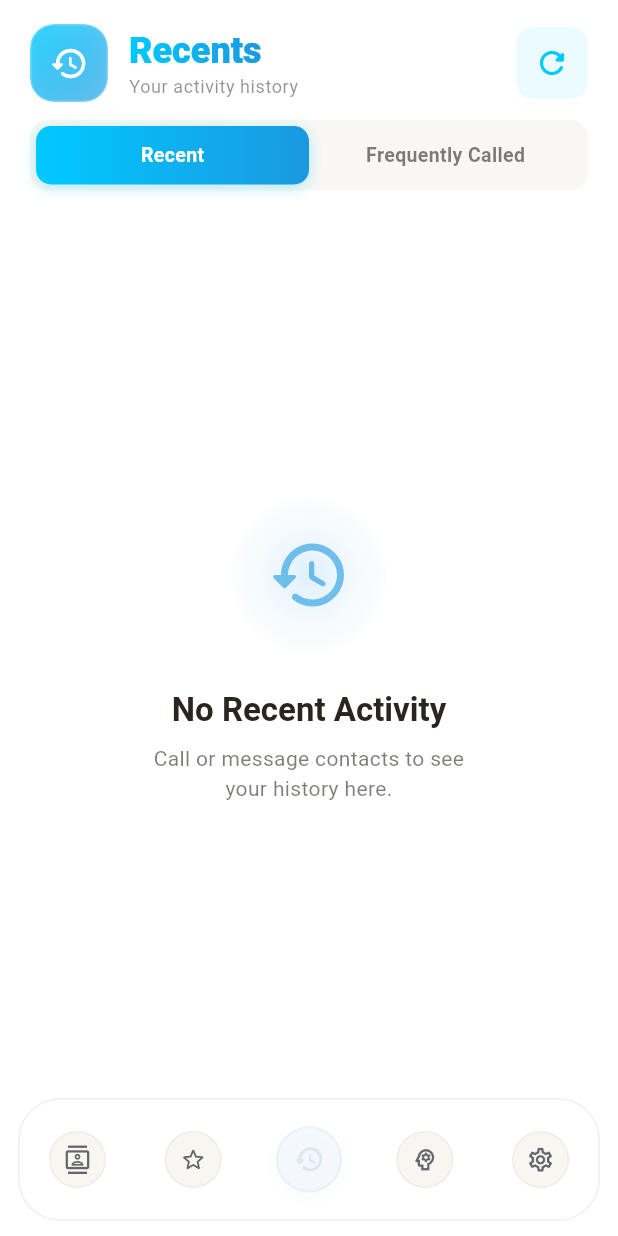
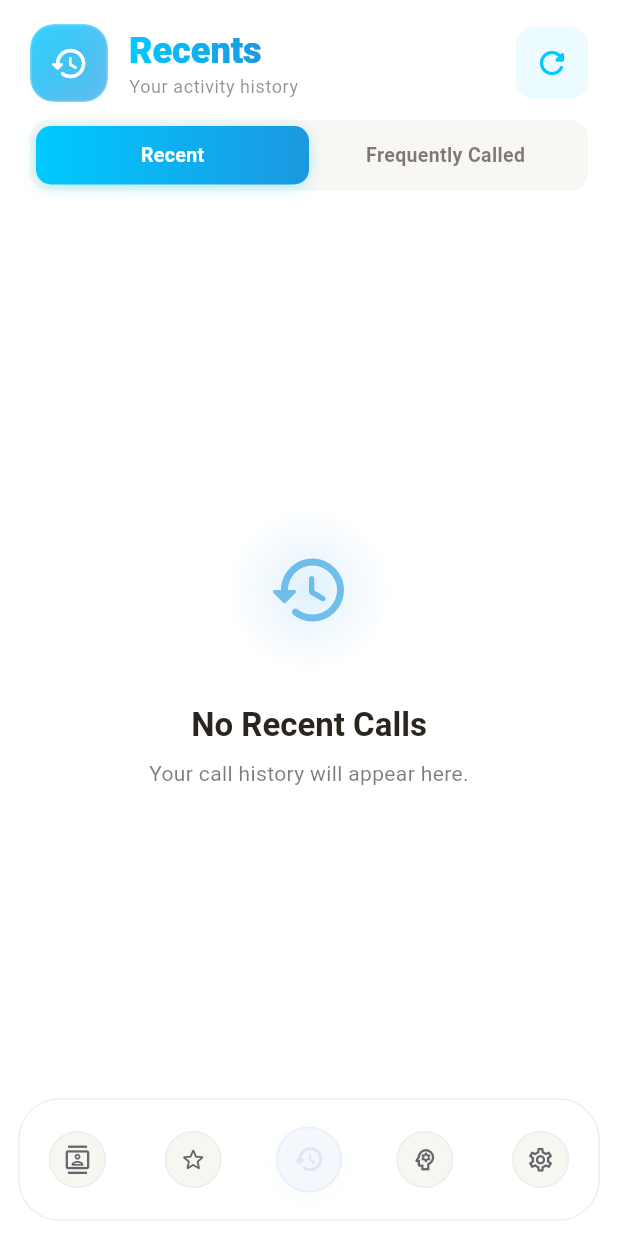
Before and after one commit to lijo-daniel-eb/nice_contacts, a Flutter app: the screen it shows after launch, item 3 of the bottom bar chosen, after a tap on the "refresh" icon, on a phone screen of 412 x 824 dp. Run offline on Flutter 3.47's test engine with Material 3 defaults, Android fonts, the phone set to English and light mode, and no system bars; our stand-ins replace audioplayers, file_picker, flutter_contacts, font_awesome_flutter, permission_handler, share_plus and 1 more; missing offline and left inert: call_log.

Commit message:
all recent calls

```diff
--- a/lib/screens/recents_screen.dart
+++ b/lib/screens/recents_screen.dart
@@ -6,10 +6,10 @@ import 'package:my_contacts/theme/my_contacts_theme.dart';
 import 'package:flutter_contacts/flutter_contacts.dart';
 import 'package:intl/intl.dart';
 import 'package:my_contacts/screens/contact_detail_screen.dart';
+import 'package:my_contacts/services/call_log_service.dart';
 import 'package:my_contacts/services/contacts_repository.dart';
-import 'package:my_contacts/services/preferences_service.dart';
 import 'package:my_contacts/widgets/contact_avatar.dart';
-import 'package:font_awesome_flutter/font_awesome_flutter.dart';
+import 'package:permission_handler/permission_handler.dart';
 
 class RecentsScreen extends StatefulWidget {
   const RecentsScreen({super.key});
@@ -20,12 +20,14 @@ class RecentsScreen extends StatefulWidget {
 
 class _RecentsScreenState extends State<RecentsScreen>
     with AutomaticKeepAliveClientMixin {
-  final _prefsService = PreferencesService();
   final _repo = ContactsRepository();
-  List<_RecentEntry> _recentEntries = [];
+  final _callLogService = CallLogService();
+  List<_CallEntry> _callEntries = [];
   List<_FrequentEntry> _frequentEntries = [];
   bool _isLoading = true;
   bool _isHeaderRefreshing = false;
+  bool _permissionGranted = false;
+  bool _permissionPermanentlyDenied = false;
   int _selectedTab = 0; // 0 = Recent, 1 = Frequent
 
   @override
@@ -55,43 +57,85 @@ class _RecentsScreenState extends State<RecentsScreen>
   }
 
   Future<void> _loadData() async {
+    // Check call log permission first
+    final status = await _callLogService.permissionStatus;
+    if (!status.isGranted) {
+      if (mounted) {
+        setState(() {
+          _callEntries = [];
+          _frequentEntries = [];
+          _isLoading = false;
+          _permissionGranted = false;
+          _permissionPermanentlyDenied = status.isPermanentlyDenied;
+        });
+      }
+      return;
+    }
+
     await _repo.ensureLoaded();
     final allContacts = _repo.contacts;
-    final contactMap = {for (final c in allContacts) c.id: c};
 
-    // Load recents
-    final recents = _prefsService.getRecents();
-    final recentEntries = <_RecentEntry>[];
-    for (final r in recents) {
-      final contact = contactMap[r.contactId];
-      if (contact != null) {
-        recentEntries.add(_RecentEntry(contact: contact, recent: r));
+    // Build phone-number → contact lookup (last-10-digits key for matching)
+    final phoneMap = <String, Contact>{};
+    for (final c in allContacts) {
+      for (final phone in c.phones) {
+        final raw = phone.normalizedNumber.isNotEmpty
+            ? phone.normalizedNumber
+            : phone.number;
+        final key = CallLogService.normalizeNumber(raw);
+        if (key.isNotEmpty) phoneMap[key] = c;
       }
     }
 
-    // Load frequent calls only (exclude message/email/whatsapp actions).
-    final frequencyMap = <String, int>{};
-    for (final r in recents) {
-      if (r.action != 'call') continue;
-      frequencyMap[r.contactId] = (frequencyMap[r.contactId] ?? 0) + 1;
+    final logEntries = await _callLogService.getEntries(limit: 200);
+
+    // --- Recent tab: flat list of call log entries ---
+    final callEntries = <_CallEntry>[];
+    for (final e in logEntries.take(100)) {
+      final key = CallLogService.normalizeNumber(e.number);
+      final contact = key.isNotEmpty ? phoneMap[key] : null;
+      callEntries.add(_CallEntry(
+        contact: contact,
+        number: e.number ?? '',
+        displayName:
+            contact?.displayName ?? e.name ?? e.number ?? 'Unknown',
+        callType: e.callType ?? CallType.missed,
+        timestamp:
+            DateTime.fromMillisecondsSinceEpoch(e.timestamp ?? 0),
+        durationSeconds: e.duration ?? 0,
+      ));
     }
-    final frequentEntries = <_FrequentEntry>[];
-    final sortedFrequency = frequencyMap.entries.toList()
-      ..sort((a, b) => b.value.compareTo(a.value));
-    for (final entry in sortedFrequency.take(20)) {
-      final contact = contactMap[entry.key];
-      if (contact != null) {
-        frequentEntries.add(
-          _FrequentEntry(contact: contact, count: entry.value),
+
+    // --- Frequent tab: aggregate answered calls per number ---
+    final freqMap = <String, _FrequentEntry>{};
+    for (final e in logEntries) {
+      final type = e.callType;
+      if (type != CallType.incoming && type != CallType.outgoing) continue;
+      final key = CallLogService.normalizeNumber(e.number);
+      final mapKey = key.isNotEmpty ? key : (e.number ?? '?');
+      if (!freqMap.containsKey(mapKey)) {
+        final contact = key.isNotEmpty ? phoneMap[key] : null;
+        freqMap[mapKey] = _FrequentEntry(
+          contact: contact,
+          number: e.number ?? '',
+          displayName:
+              contact?.displayName ?? e.name ?? e.number ?? 'Unknown',
+          count: 0,
         );
       }
+      freqMap[mapKey] = freqMap[mapKey]!.copyWith(
+        count: freqMap[mapKey]!.count + 1,
+      );
     }
+    final frequentEntries = freqMap.values.toList()
+      ..sort((a, b) => b.count.compareTo(a.count));
 
     if (mounted) {
       setState(() {
-        _recentEntries = recentEntries;
-        _frequentEntries = frequentEntries;
+        _callEntries = callEntries;
+        _frequentEntries = frequentEntries.take(20).toList();
         _isLoading = false;
+        _permissionGranted = true;
       });
     }
   }
@@ -102,8 +146,7 @@ class _RecentsScreenState extends State<RecentsScreen>
     try {
       await _loadData();
     } finally {
-      if (!mounted) return;
-      setState(() => _isHeaderRefreshing = false);
+      if (mounted) setState(() => _isHeaderRefreshing = false);
     }
   }
 
@@ -190,21 +233,6 @@ class _RecentsScreenState extends State<RecentsScreen>
             ],
           ),
           const Spacer(),
-          if (_recentEntries.isNotEmpty)
-            Container(
-              decoration: BoxDecoration(
-                color: colorScheme.error.withValues(alpha: 0.08),
-                borderRadius: BorderRadius.circular(12),
-              ),
-              child: IconButton(
-                onPressed: () => _showClearDialog(colorScheme),
-                icon: Icon(
-                  Icons.delete_outline_rounded,
-                  color: colorScheme.error.withValues(alpha: 0.7),
-                ),
-                tooltip: 'Clear history',
-              ),
-            ),
           const SizedBox(width: 4),
           Container(
             decoration: BoxDecoration(
@@ -308,13 +336,16 @@ class _RecentsScreenState extends State<RecentsScreen>
   }
 
   Widget _buildRecentList(ThemeData theme, ColorScheme colorScheme) {
-    if (_recentEntries.isEmpty) {
+    if (!_permissionGranted) {
+      return _buildPermissionState(theme, colorScheme);
+    }
+    if (_callEntries.isEmpty) {
       return _buildEmptyState(
         theme,
         colorScheme,
         icon: Icons.history_rounded,
-        title: 'No Recent Activity',
-        subtitle: 'Call or message contacts to see\nyour history here.',
+        title: 'No Recent Calls',
+        subtitle: 'Your call history will appear here.',
       );
     }
 
@@ -325,23 +356,25 @@ class _RecentsScreenState extends State<RecentsScreen>
           parent: AlwaysScrollableScrollPhysics(),
         ),
         padding: const EdgeInsets.only(bottom: 20),
-        itemCount: _recentEntries.length,
+        itemCount: _callEntries.length,
         itemBuilder: (context, index) {
-          final entry = _recentEntries[index];
-          return _buildRecentTile(entry, theme, colorScheme);
+          return _buildCallTile(_callEntries[index], theme, colorScheme);
         },
       ),
     );
   }
 
   Widget _buildFrequentList(ThemeData theme, ColorScheme colorScheme) {
+    if (!_permissionGranted) {
+      return _buildPermissionState(theme, colorScheme);
+    }
     if (_frequentEntries.isEmpty) {
       return _buildEmptyState(
         theme,
         colorScheme,
         icon: Icons.trending_up_rounded,
         title: 'No Frequent Contacts',
-        subtitle: 'Contacts you reach out to often\nwill appear here.',
+        subtitle: 'Contacts you call often\nwill appear here.',
       );
     }
 
@@ -354,8 +387,8 @@ class _RecentsScreenState extends State<RecentsScreen>
         padding: const EdgeInsets.only(bottom: 20, top: 4),
         itemCount: _frequentEntries.length,
         itemBuilder: (context, index) {
-          final entry = _frequentEntries[index];
-          return _buildFrequentTile(entry, index, theme, colorScheme);
+          return _buildFrequentTile(
+              _frequentEntries[index], index, theme, colorScheme);
         },
       ),
     );
@@ -412,25 +445,104 @@ class _RecentsScreenState extends State<RecentsScreen>
     );
   }
 
-  Widget _buildRecentTile(
-    _RecentEntry entry,
+  /// Permission request / denied screen.
+  Widget _buildPermissionState(ThemeData theme, ColorScheme colorScheme) {
+    return Center(
+      child: Padding(
+        padding: const EdgeInsets.all(40),
+        child: Column(
+          mainAxisSize: MainAxisSize.min,
+          children: [
+            Container(
+              padding: const EdgeInsets.all(24),
+              decoration: BoxDecoration(
+                gradient: RadialGradient(
+                  colors: [
+                    colorScheme.primary.withValues(alpha: 0.15),
+                    colorScheme.primaryContainer.withValues(alpha: 0.06),
+                  ],
+                ),
+                shape: BoxShape.circle,
+              ),
+              child: Icon(
+                Icons.phone_locked_rounded,
+                size: 56,
+                color: colorScheme.primary.withValues(alpha: 0.6),
+              ),
+            ),
+            const SizedBox(height: 24),
+            Text(
+              'Phone Permission Needed',
+              style: theme.textTheme.titleLarge
+                  ?.copyWith(fontWeight: FontWeight.w600),
+              textAlign: TextAlign.center,
+            ),
+            const SizedBox(height: 8),
+            Text(
+              'Grant access to your call history\nto load Recent and Frequently Called data.',
+              textAlign: TextAlign.center,
+              style: theme.textTheme.bodyMedium?.copyWith(
+                color: colorScheme.onSurface.withValues(alpha: 0.6),
+              ),
+            ),
+            const SizedBox(height: 28),
+            FilledButton.icon(
+              onPressed: () async {
+                bool granted;
+                if (_permissionPermanentlyDenied) {
+                  await openAppSettings();
+                  granted =
+                      (await _callLogService.permissionStatus).isGranted;
+                } else {
+                  granted = await _callLogService.requestPermission();
+                }
+                if (granted && mounted) {
+                  setState(() {
+                    _isLoading = true;
+                    _permissionGranted = true;
+                  });
+                  _loadData();
+                }
+              },
+              icon: Icon(_permissionPermanentlyDenied
+                  ? Icons.settings_rounded
+                  : Icons.lock_open_rounded),
+              label: Text(_permissionPermanentlyDenied
+                  ? 'Open Settings'
+                  : 'Grant Permission'),
+            ),
+          ],
+        ),
+      ),
+    );
+  }
+
+  Widget _buildCallTile(
+    _CallEntry entry,
     ThemeData theme,
     ColorScheme colorScheme,
   ) {
-    final actionIcon = switch (entry.recent.action) {
-      'call' => Icons.call_rounded,
-      'message' => Icons.message_rounded,
-      'email' => Icons.email_rounded,
-      'whatsapp' => FontAwesomeIcons.whatsapp,
-      _ => Icons.touch_app_rounded,
+    final (icon, color) = switch (entry.callType) {
+      CallType.incoming ||
+      CallType.wifiIncoming =>
+        (Icons.call_received_rounded, MyContactsColors.cFF4CAF50),
+      CallType.outgoing ||
+      CallType.wifiOutgoing =>
+        (Icons.call_made_rounded, MyContactsColors.cFF2196F3),
+      CallType.missed =>
+        (Icons.call_missed_rounded, colorScheme.error),
+      CallType.rejected ||
+      CallType.blocked =>
+        (Icons.call_missed_outgoing_rounded, MyContactsColors.cFFFF9800),
+      _ => (Icons.phone_rounded, colorScheme.onSurface.withValues(alpha: 0.4)),
     };
-    final actionColor = switch (entry.recent.action) {
-      'call' => MyContactsColors.cFF4CAF50,
-      'message' => MyContactsColors.cFF2196F3,
-      'email' => MyContactsColors.cFFFF9800,
-      'whatsapp' => MyContactsColors.cFF25D366,
-      _ => colorScheme.primary,
-    };
+
+    final isMissedOrRejected = entry.callType == CallType.missed ||
+        entry.callType == CallType.rejected ||
+        entry.callType == CallType.blocked;
+    final subtitle = isMissedOrRejected
+        ? _formatTimestamp(entry.timestamp)
+        : '${_formatDuration(entry.durationSeconds)} · ${_formatTimestamp(entry.timestamp)}';
 
     return Padding(
       padding: const EdgeInsets.symmetric(horizontal: 12, vertical: 2),
@@ -441,37 +553,42 @@ class _RecentsScreenState extends State<RecentsScreen>
         shadowColor: colorScheme.shadow.withValues(alpha: 0.08),
         child: InkWell(
           borderRadius: BorderRadius.circular(16),
-          onTap: () async {
+          onTap: entry.contact != null
+              ? () async {
                   await Navigator.push(
                     context,
                     MaterialPageRoute(
-                builder: (_) => ContactDetailScreen(contact: entry.contact),
+                      builder: (_) =>
+                          ContactDetailScreen(contact: entry.contact!),
                     ),
                   );
                   _loadData();
-          },
+                }
+              : null,
           child: Padding(
             padding: const EdgeInsets.symmetric(horizontal: 10, vertical: 10),
             child: Row(
               children: [
-                ContactAvatar(contact: entry.contact, radius: 24),
+                _buildEntryAvatar(entry.contact, entry.displayName, colorScheme),
                 const SizedBox(width: 14),
                 Expanded(
                   child: Column(
                     crossAxisAlignment: CrossAxisAlignment.start,
                     children: [
                       Text(
-                        entry.contact.displayName,
+                        entry.displayName,
                         style: theme.textTheme.bodyLarge?.copyWith(
                           fontWeight: FontWeight.w600,
-                          color: colorScheme.onSurface,
+                          color: isMissedOrRejected
+                              ? color
+                              : colorScheme.onSurface,
                         ),
                         maxLines: 1,
                         overflow: TextOverflow.ellipsis,
                       ),
                       const SizedBox(height: 2),
                       Text(
-                        _formatTimestamp(entry.recent.timestamp),
+                        subtitle,
                         style: theme.textTheme.bodySmall?.copyWith(
                           color: colorScheme.onSurface.withValues(alpha: 0.5),
                         ),
@@ -484,13 +601,13 @@ class _RecentsScreenState extends State<RecentsScreen>
                   decoration: BoxDecoration(
                     gradient: LinearGradient(
                       colors: [
-                        actionColor.withValues(alpha: 0.18),
-                        actionColor.withValues(alpha: 0.06),
+                        color.withValues(alpha: 0.18),
+                        color.withValues(alpha: 0.06),
                       ],
                     ),
                     borderRadius: BorderRadius.circular(12),
                   ),
-                  child: Icon(actionIcon, color: actionColor, size: 18),
+                  child: Icon(icon, color: color, size: 18),
                 ),
               ],
             ),
@@ -515,15 +632,18 @@ class _RecentsScreenState extends State<RecentsScreen>
         shadowColor: colorScheme.shadow.withValues(alpha: 0.08),
         child: InkWell(
           borderRadius: BorderRadius.circular(16),
-          onTap: () async {
+          onTap: entry.contact != null
+              ? () async {
                   await Navigator.push(
                     context,
                     MaterialPageRoute(
-                builder: (_) => ContactDetailScreen(contact: entry.contact),
+                      builder: (_) =>
+                          ContactDetailScreen(contact: entry.contact!),
                     ),
                   );
                   _loadData();
-          },
+                }
+              : null,
           child: Padding(
             padding: const EdgeInsets.symmetric(horizontal: 10, vertical: 10),
             child: Row(
@@ -537,7 +657,10 @@ class _RecentsScreenState extends State<RecentsScreen>
                         ? const LinearGradient(
                             begin: Alignment.topLeft,
                             end: Alignment.bottomRight,
-                            colors: [MyContactsColors.cFFFFA62E, MyContactsColors.cFFFF6B35],
+                            colors: [
+                              MyContactsColors.cFFFFA62E,
+                              MyContactsColors.cFFFF6B35,
+                            ],
                           )
                         : null,
                     color: index < 3
@@ -559,14 +682,15 @@ class _RecentsScreenState extends State<RecentsScreen>
                   ),
                 ),
                 const SizedBox(width: 10),
-                ContactAvatar(contact: entry.contact, radius: 24),
+                _buildEntryAvatar(
+                    entry.contact, entry.displayName, colorScheme),
                 const SizedBox(width: 14),
                 Expanded(
                   child: Column(
                     crossAxisAlignment: CrossAxisAlignment.start,
                     children: [
                       Text(
-                        entry.contact.displayName,
+                        entry.displayName,
                         style: theme.textTheme.bodyLarge?.copyWith(
                           fontWeight: FontWeight.w600,
                           color: colorScheme.onSurface,
@@ -576,7 +700,7 @@ class _RecentsScreenState extends State<RecentsScreen>
                       ),
                       const SizedBox(height: 2),
                       Text(
-                        '${entry.count} interaction${entry.count > 1 ? 's' : ''}',
+                        '${entry.count} call${entry.count > 1 ? 's' : ''}',
                         style: theme.textTheme.bodySmall?.copyWith(
                           color: colorScheme.onSurface.withValues(alpha: 0.5),
                         ),
@@ -615,6 +739,27 @@ class _RecentsScreenState extends State<RecentsScreen>
     );
   }
 
+  Widget _buildEntryAvatar(
+      Contact? contact, String displayName, ColorScheme colorScheme) {
+    if (contact != null) {
+      return ContactAvatar(contact: contact, radius: 24);
+    }
+    final color = ContactAvatar.colorFromName(displayName);
+    final initials = displayName.isNotEmpty ? displayName[0].toUpperCase() : '#';
+    return CircleAvatar(
+      radius: 24,
+      backgroundColor: color.withValues(alpha: 0.15),
+      child: Text(
+        initials,
+        style: TextStyle(
+          fontSize: 16,
+          fontWeight: FontWeight.w700,
+          color: color,
+        ),
+      ),
+    );
+  }
+
   String _formatTimestamp(DateTime timestamp) {
     final now = DateTime.now();
     final diff = now.difference(timestamp);
@@ -626,42 +771,53 @@ class _RecentsScreenState extends State<RecentsScreen>
     return DateFormat('MMM d, y').format(timestamp);
   }
 
-  void _showClearDialog(ColorScheme colorScheme) {
-    showDialog(
-      context: context,
-      builder: (ctx) => AlertDialog(
-        title: const Text('Clear History'),
-        content: const Text(
-          'Are you sure you want to clear all recent activity?',
-        ),
-        actions: [
-          TextButton(
-            onPressed: () => Navigator.pop(ctx),
-            child: const Text('Cancel'),
-          ),
-          FilledButton(
-            onPressed: () async {
-              await _prefsService.clearRecents();
-              Navigator.pop(ctx);
-              _loadData();
-            },
-            style: FilledButton.styleFrom(backgroundColor: colorScheme.error),
-            child: const Text('Clear'),
-          ),
-        ],
-      ),
-    );
+  String _formatDuration(int seconds) {
+    if (seconds <= 0) return '0s';
+    if (seconds < 60) return '${seconds}s';
+    final m = seconds ~/ 60;
+    final s = seconds % 60;
+    if (m < 60) return s > 0 ? '${m}m ${s}s' : '${m}m';
+    final h = m ~/ 60;
+    final mm = m % 60;
+    return mm > 0 ? '${h}h ${mm}m' : '${h}h';
   }
 }
 
-class _RecentEntry {
-  final Contact contact;
-  final RecentContact recent;
-  _RecentEntry({required this.contact, required this.recent});
+class _CallEntry {
+  final Contact? contact;
+  final String number;
+  final String displayName;
+  final CallType callType;
+  final DateTime timestamp;
+  final int durationSeconds;
+
+  _CallEntry({
+    this.contact,
+    required this.number,
+    required this.displayName,
+    required this.callType,
+    required this.timestamp,
+    required this.durationSeconds,
+  });
 }
 
 class _FrequentEntry {
-  final Contact contact;
+  final Contact? contact;
+  final String number;
+  final String displayName;
   final int count;
-  _FrequentEntry({required this.contact, required this.count});
+
+  _FrequentEntry({
+    this.contact,
+    required this.number,
+    required this.displayName,
+    required this.count,
+  });
+
+  _FrequentEntry copyWith({int? count}) => _FrequentEntry(
+        contact: contact,
+        number: number,
+        displayName: displayName,
+        count: count ?? this.count,
+      );
 }
--- /dev/null
+++ b/lib/services/call_log_service.dart
@@ -0,0 +1,49 @@
+import 'dart:io';
+
+import 'package:call_log/call_log.dart';
+import 'package:permission_handler/permission_handler.dart';
+
+export 'package:call_log/call_log.dart' show CallLogEntry, CallType;
+
+/// Service for reading the device's native call log on Android.
+class CallLogService {
+  static final CallLogService _instance = CallLogService._internal();
+  factory CallLogService() => _instance;
+  CallLogService._internal();
+
+  static bool get isSupported => Platform.isAndroid;
+
+  /// Returns current call log permission status.
+  Future<PermissionStatus> get permissionStatus async {
+    if (!isSupported) return PermissionStatus.denied;
+    return await Permission.phone.status;
+  }
+
+  /// Requests call log permission. Returns true if now granted.
+  Future<bool> requestPermission() async {
+    if (!isSupported) return false;
+    final status = await Permission.phone.request();
+    return status.isGranted;
+  }
+
+  /// Fetches up to [limit] most recent call log entries (newest first).
+  /// Returns empty list if unsupported, permission denied, or on error.
+  Future<List<CallLogEntry>> getEntries({int limit = 200}) async {
+    if (!isSupported) return [];
+    final status = await Permission.phone.status;
+    if (!status.isGranted) return [];
+    try {
+      final entries = await CallLog.get();
+      return entries.take(limit).toList();
+    } catch (_) {
+      return [];
+    }
+  }
+
+  /// Normalises a phone number to its last 10 digits for matching.
+  static String normalizeNumber(String? number) {
+    if (number == null || number.isEmpty) return '';
+    final digits = number.replaceAll(RegExp(r'[^\d]'), '');
+    return digits.length >= 10 ? digits.substring(digits.length - 10) : digits;
+  }
+}
--- a/pubspec.yaml
+++ b/pubspec.yaml
@@ -41,6 +41,7 @@ dependencies:
   intl: ^0.19.0
   font_awesome_flutter: ^10.8.0
   permission_handler: ^11.3.1
+  call_log: ^6.0.1
   audioplayers: ^6.1.0
   file_picker: ^8.1.2
 
```
Also changed, not shown: pubspec.lock, 1 other file. Lines whose indentation alone changed are shown as unchanged.
